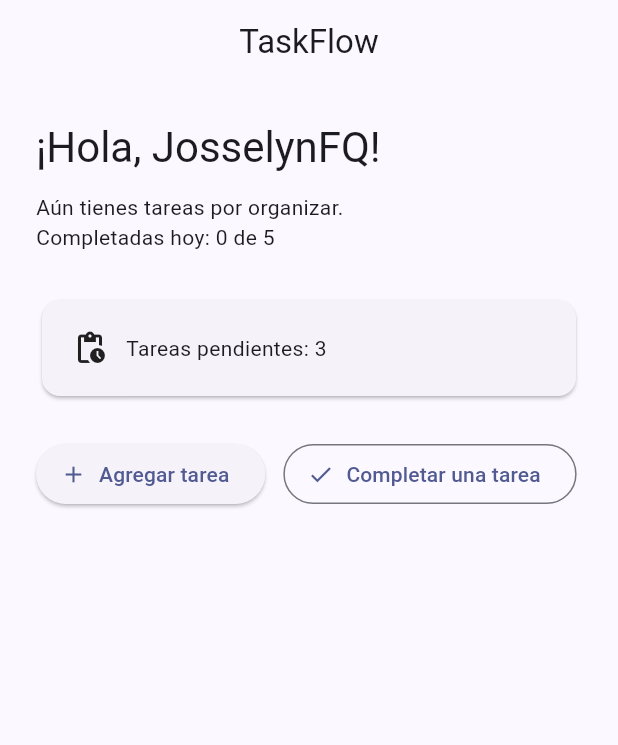
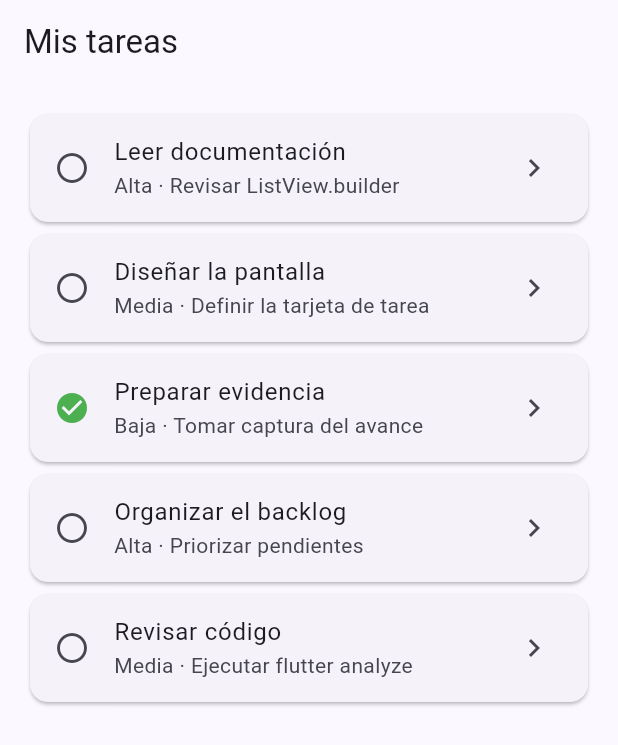
Before and after one commit to JossyFQ/TaskFlow, a Flutter app: the screen it shows after launch, on a phone screen of 412 x 824 dp. Shown: the top 745 px of the screen. Run offline on Flutter 3.47's test engine with Material 3 defaults, Android fonts, the phone set to English and light mode, and no system bars.

Commit message:
feat: mostrar listado local de tareas Semana 2 Sesion 3

```diff
--- a/lib/main.dart
+++ b/lib/main.dart
@@ -16,7 +16,102 @@ class TaskFlowApp extends StatelessWidget {
         colorScheme: ColorScheme.fromSeed(seedColor: Colors.indigo),
         useMaterial3: true,
       ),
-      home: const WelcomeScreen(),
+      home: const TaskListScreen(),
+    );
+  }
+}
+
+class Task {
+  const Task({
+    required this.id,
+    required this.title,
+    required this.description,
+    required this.priority,
+    required this.isCompleted,
+  });
+
+  final int id;
+  final String title;
+  final String description;
+  final String priority;
+  final bool isCompleted;
+}
+
+const demoTasks = [
+  Task(
+    id: 1,
+    title: 'Leer documentación',
+    description: 'Revisar ListView.builder',
+    priority: 'Alta',
+    isCompleted: false,
+  ),
+  Task(
+    id: 2,
+    title: 'Diseñar la pantalla',
+    description: 'Definir la tarjeta de tarea',
+    priority: 'Media',
+    isCompleted: false,
+  ),
+  Task(
+    id: 3,
+    title: 'Preparar evidencia',
+    description: 'Tomar captura del avance',
+    priority: 'Baja',
+    isCompleted: true,
+  ),
+  Task(
+    id: 4,
+    title: 'Organizar el backlog',
+    description: 'Priorizar pendientes',
+    priority: 'Alta',
+    isCompleted: false,
+  ),
+  Task(
+    id: 5,
+    title: 'Revisar código',
+    description: 'Ejecutar flutter analyze',
+    priority: 'Media',
+    isCompleted: false,
+  ),
+];
+
+class TaskCard extends StatelessWidget {
+  const TaskCard({super.key, required this.task});
+
+  final Task task;
+
+  @override
+  Widget build(BuildContext context) {
+    return Card(
+      child: ListTile(
+        leading: Icon(
+          task.isCompleted ? Icons.check_circle : Icons.radio_button_unchecked,
+          color: task.isCompleted ? Colors.green : null,
+        ),
+        title: Text(task.title),
+        //subtitle: Text(task.priority + ' · ' + task.description),
+        subtitle: Text('${task.priority} · ${task.description}'),
+        trailing: const Icon(Icons.chevron_right),
+      ),
+    );
+  }
+}
+
+class TaskListScreen extends StatelessWidget {
+  const TaskListScreen({super.key});
+
+  @override
+  Widget build(BuildContext context) {
+    return Scaffold(
+      appBar: AppBar(title: const Text('Mis tareas')),
+      body: ListView.builder(
+        padding: const EdgeInsets.all(16),
+        itemCount: demoTasks.length,
+        itemBuilder: (context, index) {
+          final task = demoTasks[index];
+          return TaskCard(task: task);
+        },
+      ),
     );
   }
 }
```
